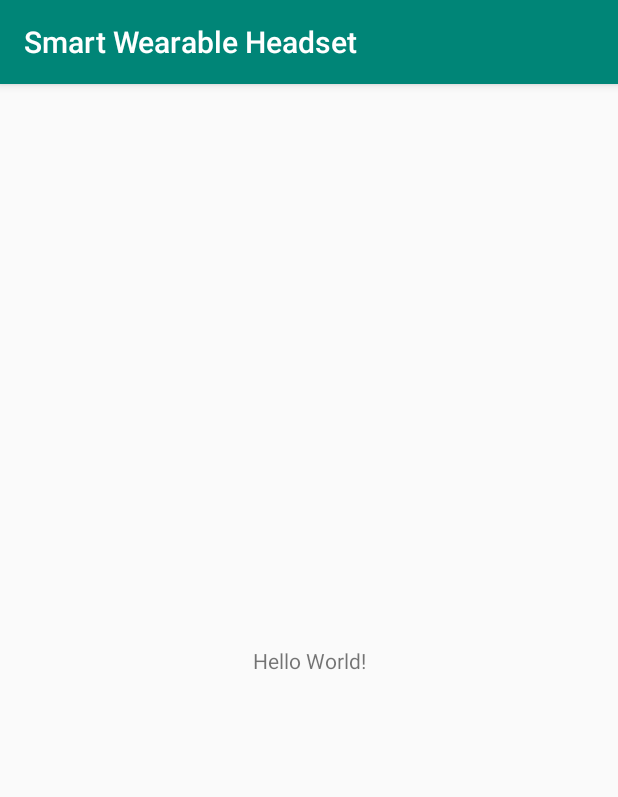
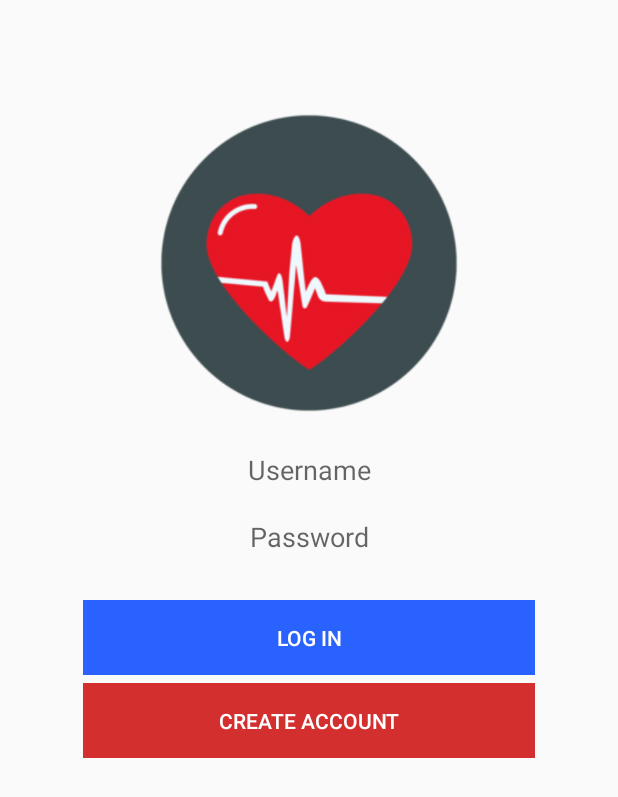
Before and after one commit to kaveenabeywansa/sliit-final-year-research, an Android app: the screen it shows after launch (MainActivity), on a phone screen of 412 x 824 dp. Shown: the top 797 px of the screen. Run offline under Robolectric (Android 15) with nearby library versions, the phone set to English and light mode, and no system bars.

Commit message:
app - designed login UI, created blind dashboard

```diff
--- a/app/app/src/main/AndroidManifest.xml
+++ b/app/app/src/main/AndroidManifest.xml
@@ -4,11 +4,14 @@
 
     <application
         android:allowBackup="true"
+        android:hardwareAccelerated="false"
         android:icon="@mipmap/ic_launcher"
         android:label="@string/app_name"
+        android:largeHeap="true"
         android:roundIcon="@mipmap/ic_launcher_round"
         android:supportsRtl="true"
         android:theme="@style/AppTheme">
+        <activity android:name=".BlindDashboard"></activity>
         <activity android:name=".MainActivity">
             <intent-filter>
                 <action android:name="android.intent.action.MAIN" />
--- /dev/null
+++ b/app/app/src/main/java/com/stark/smartwearableheadset/BlindDashboard.java
@@ -0,0 +1,13 @@
+package com.stark.smartwearableheadset;
+
+import android.support.v7.app.AppCompatActivity;
+import android.os.Bundle;
+
+public class BlindDashboard extends AppCompatActivity {
+
+    @Override
+    protected void onCreate(Bundle savedInstanceState) {
+        super.onCreate(savedInstanceState);
+        setContentView(R.layout.activity_blind_dashboard);
+    }
+}
--- /dev/null
+++ b/app/app/src/main/res/layout/activity_blind_dashboard.xml
@@ -0,0 +1,16 @@
+<?xml version="1.0" encoding="utf-8"?>
+<ScrollView xmlns:android="http://schemas.android.com/apk/res/android"
+    xmlns:app="http://schemas.android.com/apk/res-auto"
+    xmlns:tools="http://schemas.android.com/tools"
+    android:layout_width="match_parent"
+    android:layout_height="match_parent"
+    tools:context=".BlindDashboard">
+
+    <LinearLayout
+        android:layout_width="match_parent"
+        android:layout_height="wrap_content"
+        android:orientation="vertical">
+
+    </LinearLayout>
+
+</ScrollView>
--- a/app/app/src/main/res/layout/activity_main.xml
+++ b/app/app/src/main/res/layout/activity_main.xml
@@ -1,18 +1,69 @@
 <?xml version="1.0" encoding="utf-8"?>
-<android.support.constraint.ConstraintLayout xmlns:android="http://schemas.android.com/apk/res/android"
+<LinearLayout xmlns:android="http://schemas.android.com/apk/res/android"
     xmlns:app="http://schemas.android.com/apk/res-auto"
     xmlns:tools="http://schemas.android.com/tools"
     android:layout_width="match_parent"
     android:layout_height="match_parent"
+    android:orientation="vertical"
+    android:padding="25dp"
     tools:context=".MainActivity">
 
-    <TextView
-        android:layout_width="wrap_content"
+    <ImageView
+        android:id="@+id/img_signup"
+        android:layout_width="match_parent"
+        android:layout_height="200dp"
+        android:layout_marginTop="50dp"
+        android:layout_marginBottom="25dp"
+        android:contentDescription="Smart Wearable Headset Login"
+        android:scaleType="fitCenter"
+        app:srcCompat="@drawable/heart_rate_img" />
+
+    <EditText
+        android:id="@+id/txt_username"
+        android:layout_width="match_parent"
         android:layout_height="wrap_content"
-        android:text="Hello World!"
-        app:layout_constraintBottom_toBottomOf="parent"
-        app:layout_constraintLeft_toLeftOf="parent"
-        app:layout_constraintRight_toRightOf="parent"
-        app:layout_constraintTop_toTopOf="parent" />
+        android:background="@null"
+        android:hint="Username"
+        android:inputType="text"
+        android:singleLine="true"
+        android:textAlignment="center" />
 
-</android.support.constraint.ConstraintLayout>
+    <android.support.v4.widget.Space
+        android:layout_width="match_parent"
+        android:layout_height="20dp" />
+
+    <EditText
+        android:id="@+id/txt_password"
+        android:layout_width="match_parent"
+        android:layout_height="wrap_content"
+        android:background="@null"
+        android:ems="10"
+        android:hint="Password"
+        android:inputType="textPassword"
+        android:textAlignment="center" />
+
+    <Button
+        android:id="@+id/btn_login"
+        android:layout_width="match_parent"
+        android:layout_height="50dp"
+        android:layout_gravity="center_vertical|center_horizontal"
+        android:layout_marginLeft="30dp"
+        android:layout_marginTop="30dp"
+        android:layout_marginRight="30dp"
+        android:background="@color/blue"
+        android:text="Log In"
+        android:textColor="@color/white" />
+
+    <Button
+        android:id="@+id/btn_home"
+        android:layout_width="match_parent"
+        android:layout_height="50dp"
+        android:layout_gravity="center_vertical|center_horizontal"
+        android:layout_marginLeft="30dp"
+        android:layout_marginTop="5dp"
+        android:layout_marginRight="30dp"
+        android:background="@color/red"
+        android:text="Create Account"
+        android:textColor="@color/white" />
+
+</LinearLayout>
--- a/app/app/src/main/res/values/colors.xml
+++ b/app/app/src/main/res/values/colors.xml
@@ -1,6 +1,11 @@
 <?xml version="1.0" encoding="utf-8"?>
 <resources>
-    <color name="colorPrimary">#008577</color>
-    <color name="colorPrimaryDark">#00574B</color>
+    <color name="colorPrimary">#00000E</color>
+    <color name="colorPrimaryDark">#000000</color>
     <color name="colorAccent">#D81B60</color>
+
+    <color name="white">#FFFFFF</color>
+    <color name="blue">#2962FF</color>
+    <color name="red">#D32F2F</color>
+
 </resources>
--- a/app/app/src/main/res/values/styles.xml
+++ b/app/app/src/main/res/values/styles.xml
@@ -1,7 +1,8 @@
 <resources>
 
     <!-- Base application theme. -->
-    <style name="AppTheme" parent="Theme.AppCompat.Light.DarkActionBar">
+    <!--<style name="AppTheme" parent="Theme.AppCompat.Light.DarkActionBar">-->
+    <style name="AppTheme" parent="Theme.AppCompat.Light.NoActionBar">
         <!-- Customize your theme here. -->
         <item name="colorPrimary">@color/colorPrimary</item>
         <item name="colorPrimaryDark">@color/colorPrimaryDark</item>
```
Also changed, not shown: app/app/src/main/res/drawable/heart_rate_img.png (added).
